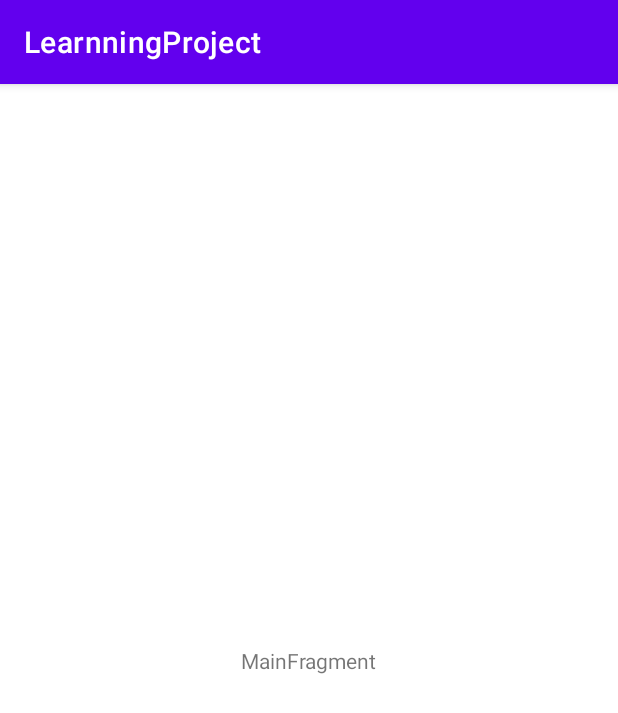
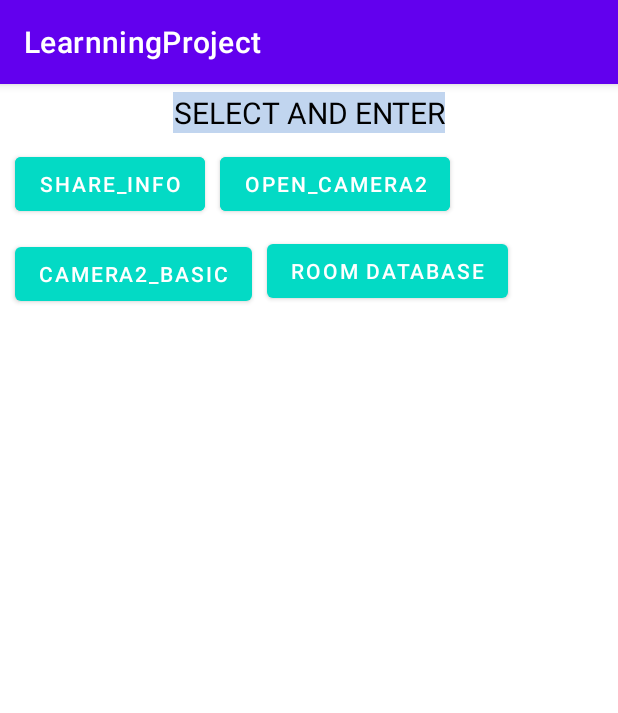
Before and after one commit to 01squirrel/Advanced-learning, an Android app: the screen it shows after launch (MainActivity), on a phone screen of 412 x 824 dp. Shown: the top 713 px of the screen. Run offline under Robolectric (Android 15) with nearby library versions, the phone set to English and light mode, and no system bars; our stand-ins replace Room's generated code, data binding; libraries missing offline, so code that uses them is left out: androidx.camera.camera2, androidx.camera.core.

```diff
--- a/app/src/main/java/com/example/learnningproject/MainActivity.java
+++ b/app/src/main/java/com/example/learnningproject/MainActivity.java
@@ -2,10 +2,8 @@ package com.example.learnningproject;
 
 import androidx.annotation.RequiresApi;
 import androidx.appcompat.app.AppCompatActivity;
-
 import android.os.Build;
 import android.os.Bundle;
-import android.view.ViewGroup;
 import android.view.WindowMetrics;
 
 import com.example.learnningproject.ui.main.MainFragment;
@@ -14,7 +12,6 @@ public class MainActivity extends AppCompatActivity {
 
     public enum WindowSizeClass{COMPACT,MEDIUM,EXPANDED}
 
-    @RequiresApi(api = Build.VERSION_CODES.R)
     @Override
     protected void onCreate(Bundle savedInstanceState) {
         super.onCreate(savedInstanceState);
@@ -24,7 +21,9 @@ public class MainActivity extends AppCompatActivity {
                     .replace(R.id.container, MainFragment.newInstance())
                     .commitNow();
         }
-        computeWindowSizeClasses();
+        if (Build.VERSION.SDK_INT >= Build.VERSION_CODES.R) {
+            computeWindowSizeClasses();
+        }
     }
 
     @RequiresApi(api = Build.VERSION_CODES.R)
--- a/app/src/main/java/com/example/learnningproject/base/BaseApplication.java
+++ b/app/src/main/java/com/example/learnningproject/base/BaseApplication.java
@@ -6,27 +6,37 @@ import android.content.Context;
 import android.content.Intent;
 import android.content.IntentFilter;
 import android.net.ConnectivityManager;
+import android.util.Log;
 
 import androidx.annotation.NonNull;
+import androidx.camera.camera2.Camera2Config;
+import androidx.camera.core.CameraSelector;
+import androidx.camera.core.CameraXConfig;
 import androidx.room.Room;
 import androidx.room.RoomDatabase;
 import androidx.sqlite.db.SupportSQLiteDatabase;
 
 import com.example.learnningproject.broadcast.ManifestBroadcast;
 import com.example.learnningproject.database.AppDataBase;
+import com.example.learnningproject.database.dao.WordDao;
 import com.example.learnningproject.database.entity.UserEntity;
+import com.example.learnningproject.database.entity.Word;
 
+import java.util.concurrent.ExecutorService;
 import java.util.concurrent.Executors;
 
 import kotlin.Unit;
+import kotlin.jvm.Volatile;
 
-public class BaseApplication extends Application {
+public class BaseApplication extends Application implements CameraXConfig.Provider {
 
     private BroadcastReceiver br;
     public BaseApplication() {
         super();
     }
-    private AppDataBase dataBase;
+    private static volatile AppDataBase dataBase;
+    private static final int NUMBER_OF_THREADS = 4;
+    public static ExecutorService databaseWriteExecutor = Executors.newFixedThreadPool(NUMBER_OF_THREADS);
 
     @Override
     public void onCreate() {
@@ -39,8 +49,10 @@ public class BaseApplication extends Application {
         IntentFilter filter = new IntentFilter(ConnectivityManager.CONNECTIVITY_ACTION);
         this.registerReceiver(br,filter);
     }
-    public AppDataBase getDb(){
+    public AppDataBase getDbInstance(){
         UserEntity entity = new UserEntity(1,"bob","jojo",18);
+        if(dataBase == null){
+            synchronized (AppDataBase.class){
                 if(dataBase == null){
                     dataBase = Room.databaseBuilder(getApplicationContext(),AppDataBase.class,"learn_database")
                             .addCallback(new RoomDatabase.Callback() {
@@ -51,9 +63,20 @@ public class BaseApplication extends Application {
                                     Executors.newSingleThreadExecutor().execute(()->{
                                         dataBase.userLibraryDao().addUser(entity);
                                     });
+                                    databaseWriteExecutor.execute(()->{
+                                        WordDao wordDao = dataBase.wordDao();
+                                        wordDao.deleteAll();
+                                        Word word = new Word("Hello");
+                                        wordDao.insertWord(word);
+                                        word = new Word("World");
+                                        wordDao.insertWord(word);
+                                    });
+
                                 }
                             })
                             .build();
+                }
+            }
         }
         return dataBase;
     }
@@ -68,4 +91,13 @@ public class BaseApplication extends Application {
     public void onLowMemory() {
         super.onLowMemory();
     }
+
+    @NonNull
+    @Override
+    public CameraXConfig getCameraXConfig() {
+        return CameraXConfig.Builder.fromConfig(Camera2Config.defaultConfig())
+                .setMinimumLoggingLevel(Log.ERROR)
+                .setAvailableCamerasLimiter(CameraSelector.DEFAULT_FRONT_CAMERA)
+                .build();
     }
+}
--- a/app/src/main/java/com/example/learnningproject/ui/main/MainFragment.java
+++ b/app/src/main/java/com/example/learnningproject/ui/main/MainFragment.java
@@ -1,8 +1,10 @@
 package com.example.learnningproject.ui.main;
 
+import androidx.databinding.DataBindingUtil;
 import androidx.lifecycle.ViewModel;
 import androidx.lifecycle.ViewModelProvider;
 
+import android.content.Intent;
 import android.os.Bundle;
 
 import androidx.annotation.NonNull;
@@ -14,32 +16,37 @@ import android.view.View;
 import android.view.ViewGroup;
 
 import com.example.learnningproject.R;
+import com.example.learnningproject.WordsActivity;
+import com.example.learnningproject.cameraSample.Camera2Activity;
+import com.example.learnningproject.cameraSample.Camera2BasicActivity;
+import com.example.learnningproject.databinding.FragmentMainBinding;
 
 public class MainFragment extends Fragment {
-
-    private MainViewModel mViewModel;
 
     public static MainFragment newInstance() {
         return new MainFragment();
     }
-
+    FragmentMainBinding binding;
     @Nullable
     @Override
     public View onCreateView(@NonNull LayoutInflater inflater, @Nullable ViewGroup container,
                              @Nullable Bundle savedInstanceState) {
-        return inflater.inflate(R.layout.fragment_main, container, false);
+        binding = DataBindingUtil.inflate(inflater,R.layout.fragment_main,null, true);
+        return binding.getRoot();
     }
 
-    @Deprecated
-    @Override
-    public void onActivityCreated(@Nullable Bundle savedInstanceState) {
-        super.onActivityCreated(savedInstanceState);
-        mViewModel = new ViewModelProvider(this).get(MainViewModel.class);
-    }
 
     @Override
     public void onViewCreated(@NonNull View view, @Nullable Bundle savedInstanceState) {
         super.onViewCreated(view, savedInstanceState);
-        mViewModel = new ViewModelProvider(this).get(MainViewModel.class);
+        binding.mbCamera2.setOnClickListener(view1 -> {
+           startActivity(new Intent(getContext(),Camera2Activity.class));
+        });
+        binding.mbCamera2Basic.setOnClickListener(view2 ->{
+            startActivity(new Intent(getContext(), Camera2BasicActivity.class));
+        });
+        binding.mbRoom.setOnClickListener(view3 ->{
+            startActivity(new Intent(getContext(), WordsActivity.class));
+        });
     }
 }
--- a/app/src/main/res/layout/fragment_main.xml
+++ b/app/src/main/res/layout/fragment_main.xml
@@ -1,20 +1,75 @@
 <?xml version="1.0" encoding="utf-8"?>
-<androidx.constraintlayout.widget.ConstraintLayout xmlns:android="http://schemas.android.com/apk/res/android"
+<layout xmlns:android="http://schemas.android.com/apk/res/android"
     xmlns:app="http://schemas.android.com/apk/res-auto"
-    xmlns:tools="http://schemas.android.com/tools"
+    xmlns:tools="http://schemas.android.com/tools">
+
+    <data>
+        <import type="com.example.learnningproject.ui.main.MainFragment"/>
+        <variable
+            name="model"
+            type="com.example.learnningproject.ui.main.MainViewModel" />
+    </data>
+
+    <androidx.constraintlayout.widget.ConstraintLayout
         android:id="@+id/main"
         android:layout_width="match_parent"
         android:layout_height="match_parent"
         tools:context=".ui.main.MainFragment">
-
         <TextView
+            android:id="@+id/tv_top"
+            android:layout_width="wrap_content"
+            android:layout_height="wrap_content"
+            app:layout_constraintTop_toTopOf="parent"
+            app:layout_constraintStart_toStartOf="parent"
+            app:layout_constraintEnd_toEndOf="parent"
+            android:layout_marginTop="5dp"
+            android:background="@color/blue"
+            android:text="SELECT AND ENTER"
+            android:textAlignment="center"
+            android:textSize="20sp"
+            android:textColor="@color/black"/>
+        <com.google.android.material.button.MaterialButton
             android:id="@+id/message"
             android:layout_width="wrap_content"
             android:layout_height="wrap_content"
-        android:text="MainFragment"
-        app:layout_constraintBottom_toBottomOf="parent"
-        app:layout_constraintEnd_toEndOf="parent"
+            android:onClick="@{()->model.shareInfo()}"
+            android:text="share_info"
+            android:backgroundTint="@color/teal_200"
+            android:layout_marginStart="10dp"
+            android:layout_marginTop="10dp"
             app:layout_constraintStart_toStartOf="parent"
-        app:layout_constraintTop_toTopOf="parent" />
+            app:layout_constraintTop_toBottomOf="@+id/tv_top" />
+        <com.google.android.material.button.MaterialButton
+            android:id="@+id/mb_camera2"
+            android:layout_width="wrap_content"
+            android:layout_height="wrap_content"
+            android:text="open_camera2"
+            android:backgroundTint="@color/teal_200"
+            android:layout_marginStart="10dp"
+            android:layout_marginTop="10dp"
+            app:layout_constraintStart_toEndOf="@+id/message"
+            app:layout_constraintTop_toBottomOf="@+id/tv_top" />
+        <com.google.android.material.button.MaterialButton
+            android:id="@+id/mb_camera2Basic"
+            android:layout_width="wrap_content"
+            android:layout_height="wrap_content"
+            app:layout_constraintStart_toStartOf="parent"
+            app:layout_constraintTop_toBottomOf="@+id/tv_top"
+            android:layout_marginTop="70dp"
+            android:layout_marginStart="10dp"
+            app:backgroundTint="@color/teal_200"
+            android:text="camera2_basic"/>
+
+        <com.google.android.material.button.MaterialButton
+            android:layout_width="wrap_content"
+            android:layout_height="wrap_content"
+            android:id="@+id/mb_room"
+            app:backgroundTint="@color/teal_200"
+            android:text="ROOM DATABASE"
+            app:layout_constraintTop_toBottomOf="@+id/mb_camera2"
+            app:layout_constraintStart_toEndOf="@+id/mb_camera2Basic"
+            android:layout_marginStart="10dp"
+            android:layout_marginTop="10dp"/>
 
     </androidx.constraintlayout.widget.ConstraintLayout>
+</layout>
--- a/app/src/main/res/values/colors.xml
+++ b/app/src/main/res/values/colors.xml
@@ -7,4 +7,5 @@
     <color name="teal_700">#FF018786</color>
     <color name="black">#FF000000</color>
     <color name="white">#FFFFFFFF</color>
+    <color name="blue">#c1d5ef</color>
 </resources>
--- a/gradle.properties
+++ b/gradle.properties
@@ -15,6 +15,7 @@ org.gradle.jvmargs=-Xmx2048m -Dfile.encoding=UTF-8
 # Android operating system, and which are packaged with your app"s APK
 # https://developer.android.com/topic/libraries/support-library/androidx-rn
 android.useAndroidX=true
+android.enableJetifier = true
 # Enables namespacing of each library's R class so that its R class includes only the
 # resources declared in the library itself and none from the library's dependencies,
 # thereby reducing the size of the R class for that library
```
Also changed, not shown: app/build.gradle (+31 -9 lines), app/src/main/AndroidManifest.xml (+99 -15 lines), app/src/main/java/com/example/learnningproject/broadcast/ManifestBroadcast.java (+18 -2 lines), app/src/main/java/com/example/learnningproject/ui/main/MainViewModel.java (+88 -0 lines), app/src/main/res/values/strings.xml (+7 -0 lines), app/src/main/res/values/themes.xml (+8 -1 lines), build.gradle (+18 -3 lines), network/build.gradle (+15 -17 lines), settings.gradle (+2 -14 lines), gradle/wrapper/gradle-wrapper.properties. Lines whose indentation alone changed are shown as unchanged.
